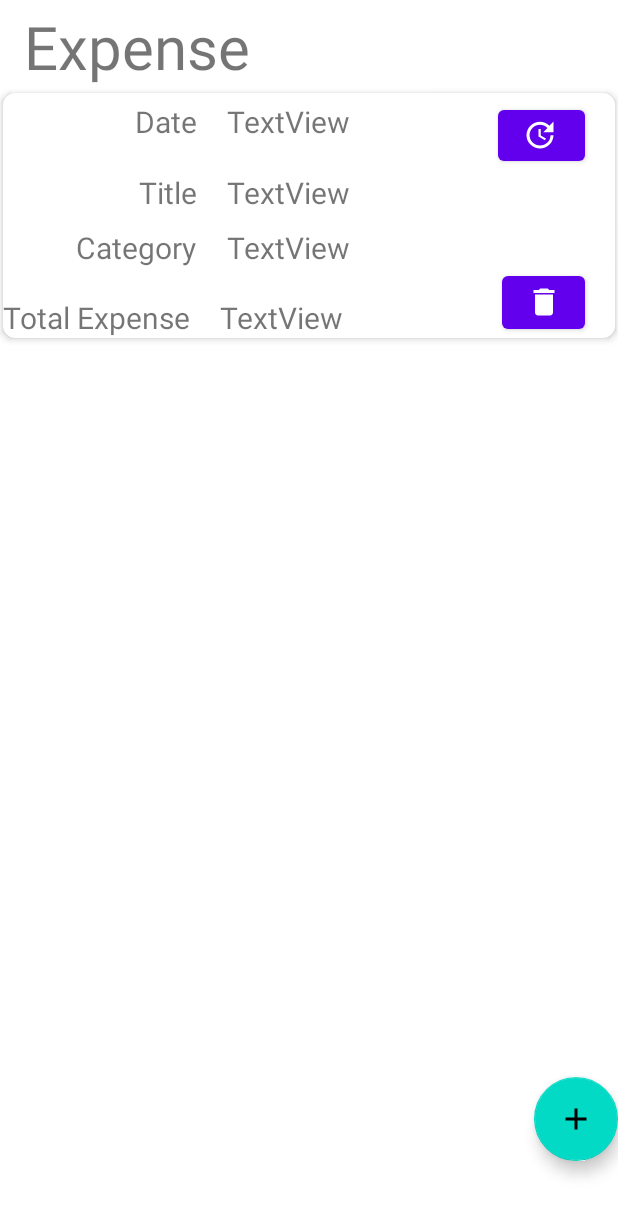
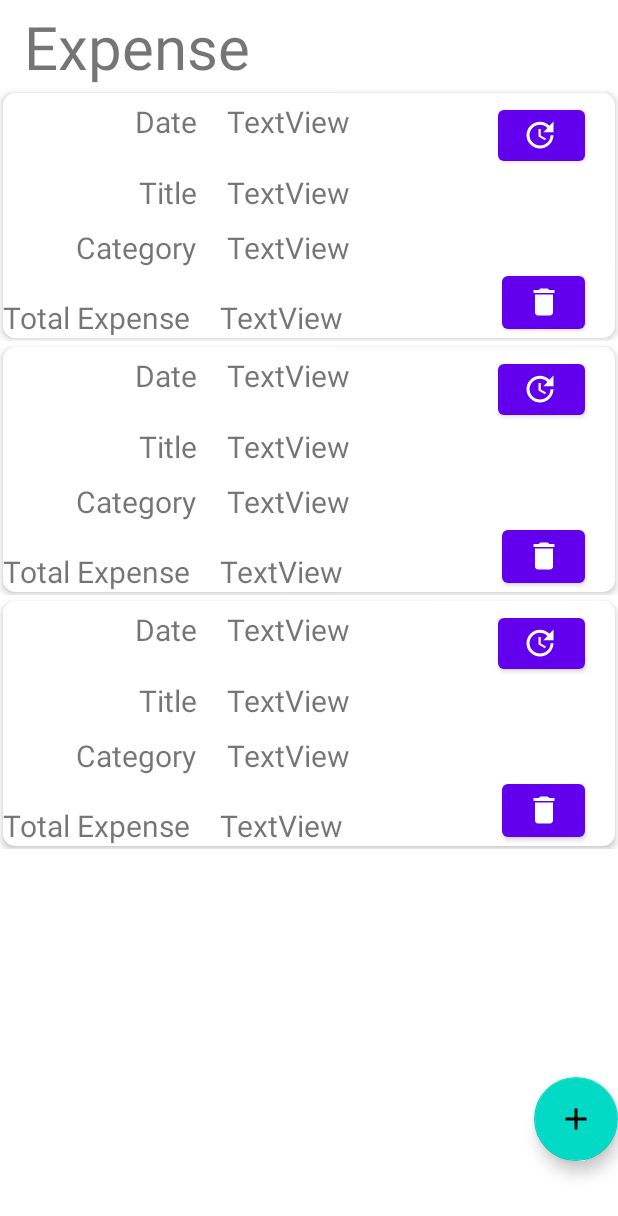
Before and after one commit to LauHongSoon/Assignment, an Android app: the layout fragment_expense_home.xml on its own in the app's theme, with its tools: preview values and no code run, on a phone screen of 412 x 824 dp. Shown: the top 1216 px of the screen. Run offline under Robolectric (Android 15) with nearby library versions, the phone set to English and light mode, and no system bars.

Commit message:
Expense CRUD Completed

```diff
--- a/app/src/main/java/my/edu/tarc/mobileass/ui/expense/EditExpenseFragment.kt
+++ b/app/src/main/java/my/edu/tarc/mobileass/ui/expense/EditExpenseFragment.kt
@@ -8,6 +8,7 @@ import android.view.View
 import android.view.ViewGroup
 import android.widget.ArrayAdapter
 import androidx.fragment.app.Fragment
+import androidx.navigation.fragment.findNavController
 import androidx.navigation.fragment.navArgs
 import com.google.firebase.firestore.ktx.firestore
 import com.google.firebase.ktx.Firebase
@@ -15,7 +16,6 @@ import my.edu.tarc.mobileass.databinding.FragmentEditExpenseBinding
 import java.text.SimpleDateFormat
 import java.util.Calendar
 import java.util.Locale
-
 class EditExpenseFragment : Fragment() {
     private lateinit var binding: FragmentEditExpenseBinding
     private val args : EditExpenseFragmentArgs by navArgs()
@@ -43,6 +43,7 @@ class EditExpenseFragment : Fragment() {
 
         binding.buttonExpenseSave.setOnClickListener(){
             saveRecord()
+            findNavController().navigateUp()
         }
         return binding.root
     }
@@ -60,6 +61,9 @@ class EditExpenseFragment : Fragment() {
                 "expense" to newExpense,
                 "category" to newCategory,
                 "title" to newTitle,))
+            .addOnSuccessListener{
+
+            }
     }
 
     private fun showDatePickerDialog() {
--- a/app/src/main/java/my/edu/tarc/mobileass/ui/expense/ExpenseHomeFragment.kt
+++ b/app/src/main/java/my/edu/tarc/mobileass/ui/expense/ExpenseHomeFragment.kt
@@ -11,6 +11,7 @@ import androidx.appcompat.widget.PopupMenu
 import androidx.fragment.app.Fragment
 import androidx.navigation.fragment.findNavController
 import com.google.android.material.floatingactionbutton.FloatingActionButton
+import com.google.firebase.firestore.Query
 import com.google.firebase.firestore.ktx.firestore
 import com.google.firebase.ktx.Firebase
 import my.edu.tarc.mobileass.R
@@ -40,6 +41,7 @@ class ExpenseHomeFragment : Fragment() {
         val email = preferences.getString("email", "")!!
         Firebase.firestore.collection("expense")
             .whereEqualTo("user",email)
+            .orderBy("date",Query.Direction.DESCENDING)
             .addSnapshotListener { querySnapshot, e ->
                 if (e != null) {
                     Log.d("MyApp", "Listen failed.", e)
--- a/app/src/main/res/layout/all_expense_layout.xml
+++ b/app/src/main/res/layout/all_expense_layout.xml
@@ -3,7 +3,7 @@
     xmlns:app="http://schemas.android.com/apk/res-auto"
     xmlns:tools="http://schemas.android.com/tools"
     android:layout_width="match_parent"
-    android:layout_height="match_parent">
+    android:layout_height="wrap_content">
 
     <androidx.cardview.widget.CardView
         android:layout_width="match_parent"
--- a/app/src/main/res/navigation/mobile_navigation.xml
+++ b/app/src/main/res/navigation/mobile_navigation.xml
@@ -76,5 +76,8 @@
         <argument
             android:name="id"
             app:argType="string" />
+        <action
+            android:id="@+id/action_editExpenseFragment_to_navigation_expenses"
+            app:destination="@id/navigation_expenses" />
     </fragment>
 </navigation>
```
